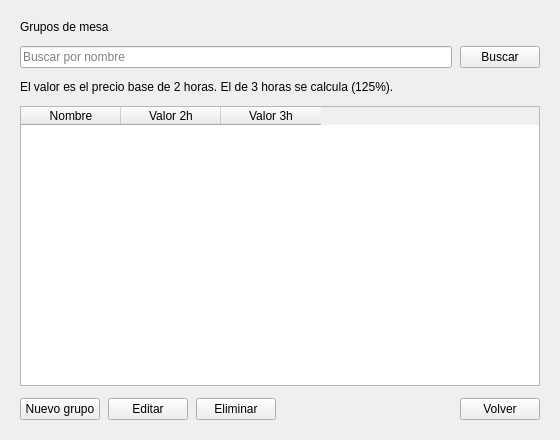
Old version of the form vista/mesas/grupos_mesa.ui in the repository segovia-gabriel/ProyectoFinal-PracticasII.
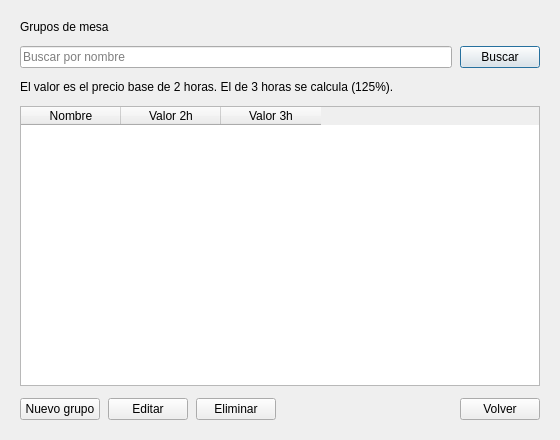
New version of the form.

What changed in the file:
```diff
--- a/vista/mesas/grupos_mesa.ui
+++ b/vista/mesas/grupos_mesa.ui
@@ -1,7 +1,7 @@
 <?xml version="1.0" encoding="UTF-8"?>
 <ui version="4.0">
  <class>VentanaGruposMesa</class>
- <widget class="QMainWindow" name="VentanaGruposMesa">
+ <widget class="QDialog" name="VentanaGruposMesa">
   <property name="geometry">
    <rect>
     <x>0</x>
@@ -13,7 +13,6 @@
   <property name="windowTitle">
    <string>Grupos de mesa</string>
   </property>
-  <widget class="QWidget" name="widget_central">
    <layout class="QVBoxLayout" name="layout_principal">
     <property name="spacing">
      <number>12</number>
@@ -148,7 +147,6 @@
      </layout>
     </item>
    </layout>
-  </widget>
  </widget>
  <resources/>
  <connections/>
```
